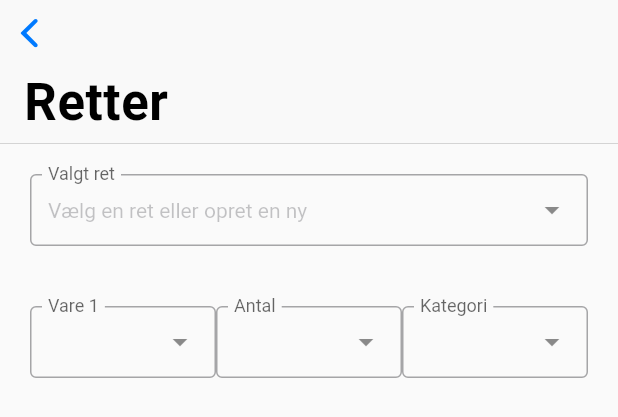
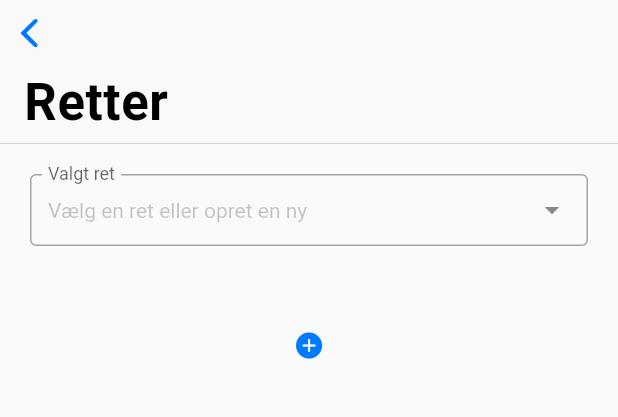
Before and after one commit to matjoerg/madplan_app, a Flutter app: the DatabaseScreen widget shown alone on an empty page, opened directly, on a phone screen of 412 x 824 dp. Shown: the top 417 px of the screen. Run offline on Flutter 3.47's test engine with Material 2 defaults, Android fonts, the phone set to English and light mode, and no system bars; drawn by our look-alikes of dropdown_search; our stand-ins replace modal_bottom_sheet.

Commit message:
Add 'add ingredient button'

```diff
--- a/lib/screens/database_screen.dart
+++ b/lib/screens/database_screen.dart
@@ -14,6 +14,7 @@ class DatabaseScreen extends StatefulWidget {
 
 class _DatabaseScreenState extends State<DatabaseScreen> {
   String? chosenDishName;
+  int noOfIngredients = 0;
   bool _creatingNewDish = false;
   TextEditingController _newDishNameController = TextEditingController();
 
@@ -38,9 +39,7 @@ class _DatabaseScreenState extends State<DatabaseScreen> {
           padding: EdgeInsets.all(Pixels.defaultMargin),
           sliver: SliverList(
             delegate: SliverChildListDelegate.fixed(
-              [
-                _buildIngredientDropdowns("1"),
-              ],
+              _buildIngredients(),
             ),
           ),
 
@@ -74,8 +73,29 @@ class _DatabaseScreenState extends State<DatabaseScreen> {
     );
   }
 
-  _buildIngredientDropdowns(String title) {
+  List<Widget> _buildIngredients() {
+    List<Widget> ingredientsList = [];
+    for (int i = 0; i < noOfIngredients; i++) {
+      ingredientsList.add(_buildIngredientDropdowns("1"));
+    }
+    ingredientsList.add(_buildAddIngredientButton());
+    return ingredientsList;
+  }
+
+  Widget _buildAddIngredientButton() {
+    return CupertinoButton(
+        child: Icon(CupertinoIcons.add_circled_solid),
+        onPressed: () {
+          setState(() {
+            noOfIngredients++;
+          });
+        });
+  }
+
+  Widget _buildIngredientDropdowns(String title) {
     return Material(
+      child: Padding(
+        padding: const EdgeInsets.only(bottom: 10),
         child: Row(
           children: [
             Expanded(
@@ -115,6 +135,7 @@ class _DatabaseScreenState extends State<DatabaseScreen> {
               ),
             ),
           ],
+        ),
       ),
     );
   }
```
Lines whose indentation alone changed are shown as unchanged.
